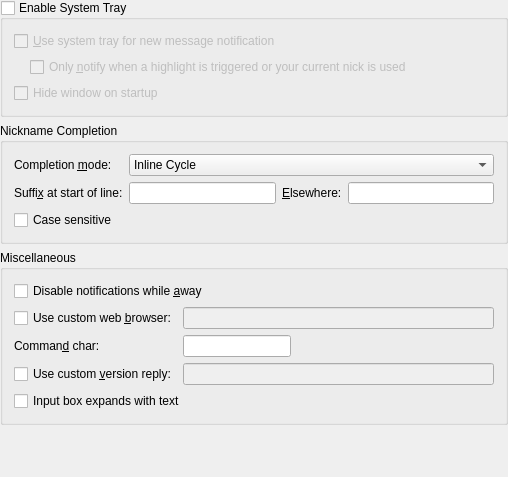
KDE/konversation, file src/config/generalbehavior_configui.ui: the form before one commit.
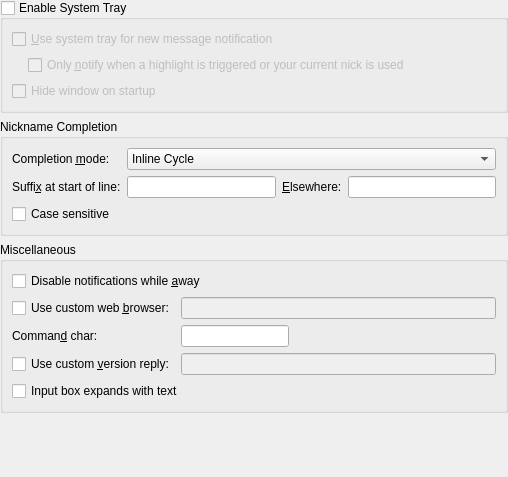
The form after the commit. Custom widgets are drawn as their Qt base class.

Commit message: Remove outdated <layoutdefault> from UI files

Diff of the .ui file:
```diff
--- a/src/config/generalbehavior_configui.ui
+++ b/src/config/generalbehavior_configui.ui
@@ -260,7 +260,6 @@
    </item>
   </layout>
  </widget>
- <layoutdefault spacing="6" margin="11"/>
  <customwidgets>
   <customwidget>
    <class>KLineEdit</class>
```
The commit also changes 19 other files.
